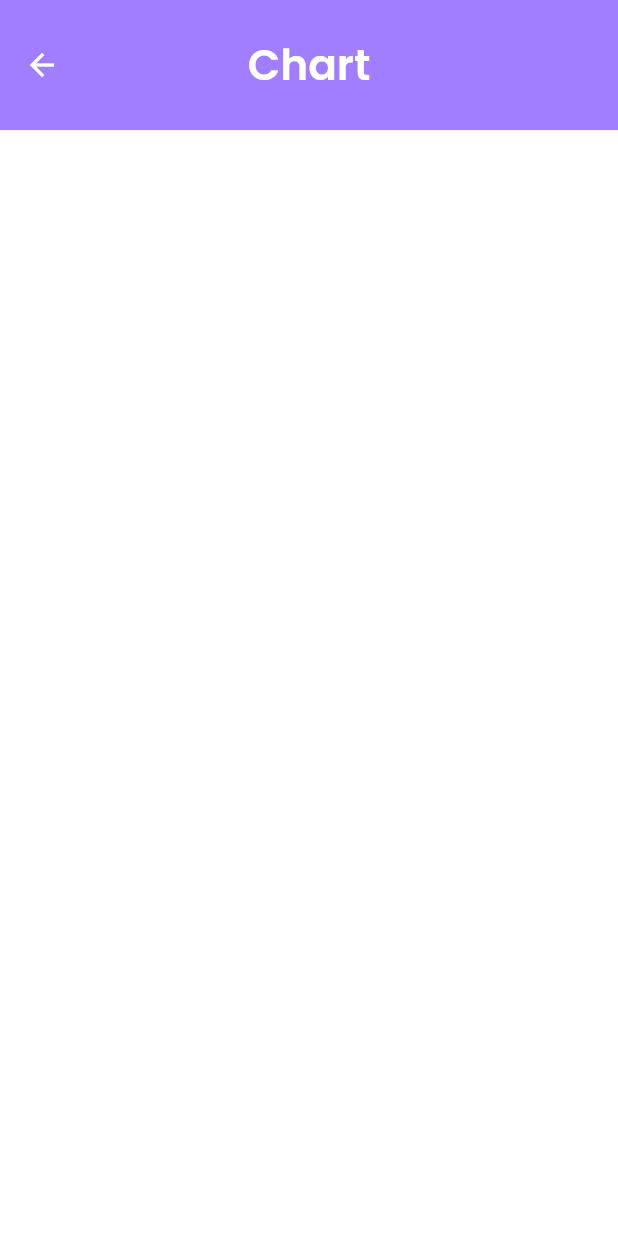
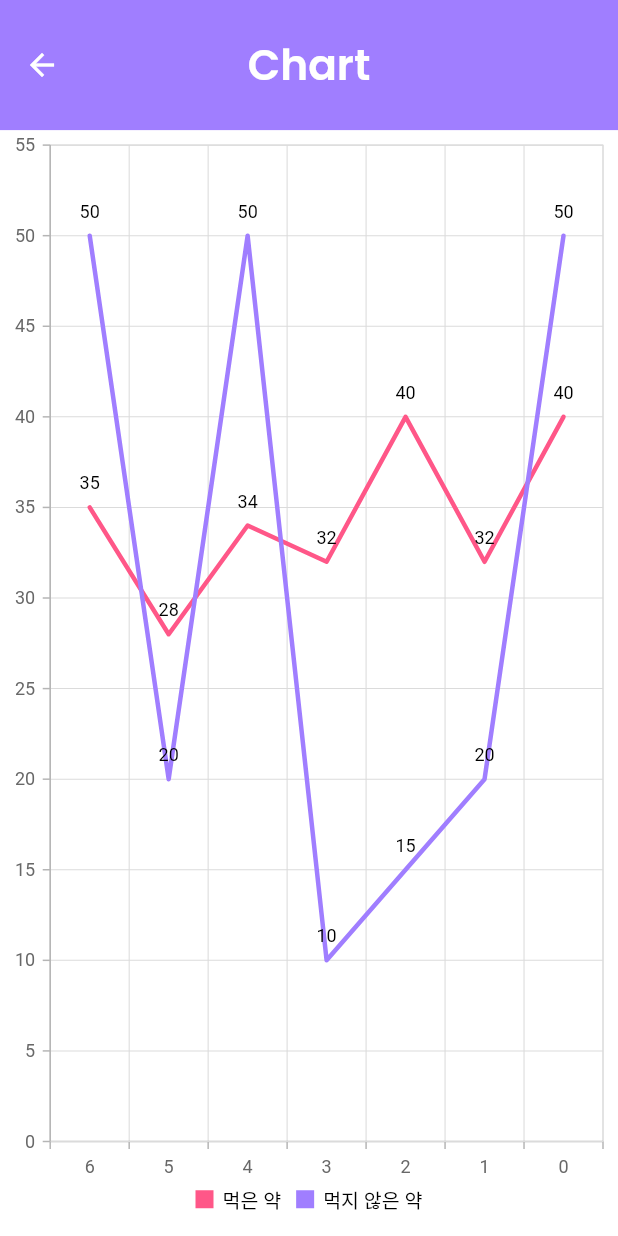
Before and after one commit to iyeaaa/Jeong-Yak-yong, a Flutter app: the ChartPage screen opened directly, on a phone screen of 412 x 824 dp. Run offline on Flutter 3.47's test engine with Material 2 defaults, Android fonts, the phone set to English and light mode, and no system bars; our stand-ins replace auto_size_text, cloud_firestore, firebase_auth, firebase_core, flutter_native_splash, flutter_staggered_animations and 4 more; missing offline and left inert: alarm, bottom_bar_with_sheet; accounts and stored records are empty.

Commit message:
차트 페이지 디자인, 메모 추가 페이지 생성, 그리고 그 이동위젯 추가, 일정 클릭하면 약 페이지로 들어가도록 변경

```diff
--- a/lib/main_pages/chartpage.dart
+++ b/lib/main_pages/chartpage.dart
@@ -1,7 +1,13 @@
+import 'package:flutter/material.dart';
+import 'package:syncfusion_flutter_charts/charts.dart';
+import '../util/utils.dart';
 
-import 'package:flutter/material.dart';
+class _SalesData {
+  _SalesData(this.key, this.value);
 
-import '../util/utils.dart';
+  final String key;
+  final double value;
+}
 
 class ChartPage extends StatefulWidget {
   const ChartPage({Key? key}) : super(key: key);
@@ -11,6 +17,26 @@ class ChartPage extends StatefulWidget {
 }
 
 class _ChartPageState extends State<ChartPage> {
+  List<_SalesData> takeChartData = [
+    _SalesData('6', 35),
+    _SalesData('5', 28),
+    _SalesData('4', 34),
+    _SalesData('3', 32),
+    _SalesData('2', 40),
+    _SalesData('1', 32),
+    _SalesData('0', 40),
+  ];
+
+  List<_SalesData> tookChartData = [
+    _SalesData('6', 50),
+    _SalesData('5', 20),
+    _SalesData('4', 50),
+    _SalesData('3', 10),
+    _SalesData('2', 15),
+    _SalesData('1', 20),
+    _SalesData('0', 50),
+  ];
+
   @override
   Widget build(BuildContext context) {
     double baseWidth = 380;
@@ -32,6 +58,41 @@ class _ChartPageState extends State<ChartPage> {
         elevation: 0,
         toolbarHeight: 80 * fem,
       ),
+      body: Column(
+        children: [
+          Expanded(
+            child: SfCartesianChart(
+              primaryXAxis: CategoryAxis(),
+              // Chart title
+              legend: Legend(isVisible: true),
+              // Enable tooltip
+              tooltipBehavior: TooltipBehavior(enable: true),
+              series: <ChartSeries<_SalesData, String>>[
+                LineSeries<_SalesData, String>(
+                  width: 3,
+                  color: const Color(0xffff5788),
+                  dataSource: takeChartData,
+                  xValueMapper: (_SalesData sales, _) => sales.key,
+                  yValueMapper: (_SalesData sales, _) => sales.value,
+                  name: '먹은 약',
+                  // Enable data label
+                  dataLabelSettings: const DataLabelSettings(isVisible: true),
+                ),
+                LineSeries<_SalesData, String>(
+                  width: 3,
+                  color: const Color(0xFFA07EFF),
+                  dataSource: tookChartData,
+                  xValueMapper: (_SalesData sales, _) => sales.key,
+                  yValueMapper: (_SalesData sales, _) => sales.value,
+                  name: '먹지 않은 약',
+                  // Enable data label
+                  dataLabelSettings: const DataLabelSettings(isVisible: true),
+                ),
+              ],
+            ),
+          ),
+        ],
+      ),
     );
   }
 }
--- a/lib/sub_pages/making_medi.dart
+++ b/lib/sub_pages/making_medi.dart
@@ -222,7 +222,7 @@ class _MakingMediPageState extends State<MakingMediPage> {
         backgroundColor: const Color(0xFFA07EFF),
         centerTitle: true,
         title: Text(
-          "Register",
+          "Register Medicine",
           style: SafeGoogleFont(
             'Poppins',
             fontSize: 23 * fem,
@@ -248,7 +248,7 @@ class _MakingMediPageState extends State<MakingMediPage> {
               },
               child: Icon(
                 Icons.playlist_add,
-                size: 40 * fem,
+                size: 33 * fem,
               ),
             ),
           ),
```
Also changed, not shown: lib/main_pages/calendarpage.dart (+29 -14 lines), lib/sub_pages/making_schedule.dart (added, +38 -0 lines).
